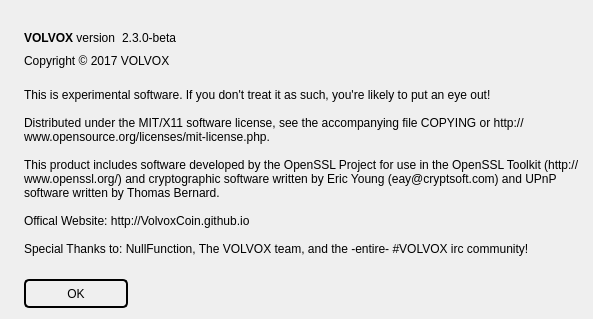
nazarpechka/volvox-old, file src/qt/forms/aboutdialog.ui: the form before one commit.
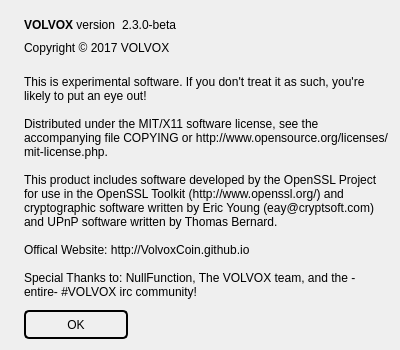
The form after the commit. Icons and pictures are not drawn.

```diff
--- a/src/qt/forms/aboutdialog.ui
+++ b/src/qt/forms/aboutdialog.ui
@@ -6,8 +6,8 @@
    <rect>
     <x>0</x>
     <y>0</y>
-    <width>593</width>
-    <height>319</height>
+    <width>400</width>
+    <height>350</height>
    </rect>
   </property>
   <property name="windowTitle">
```
